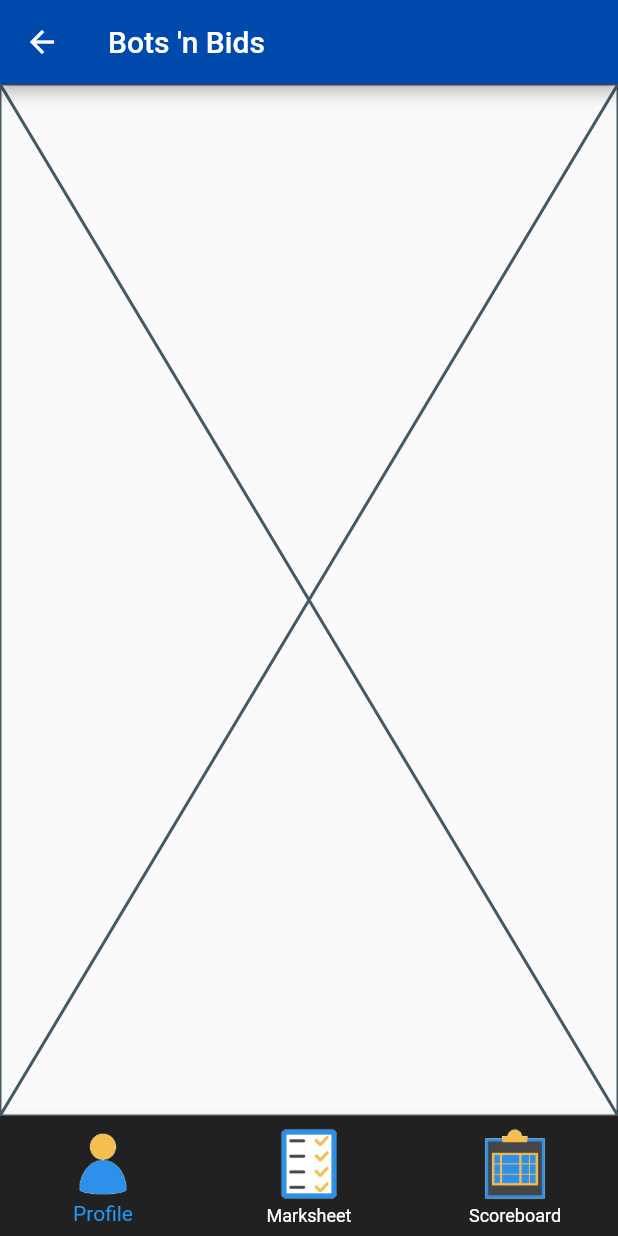
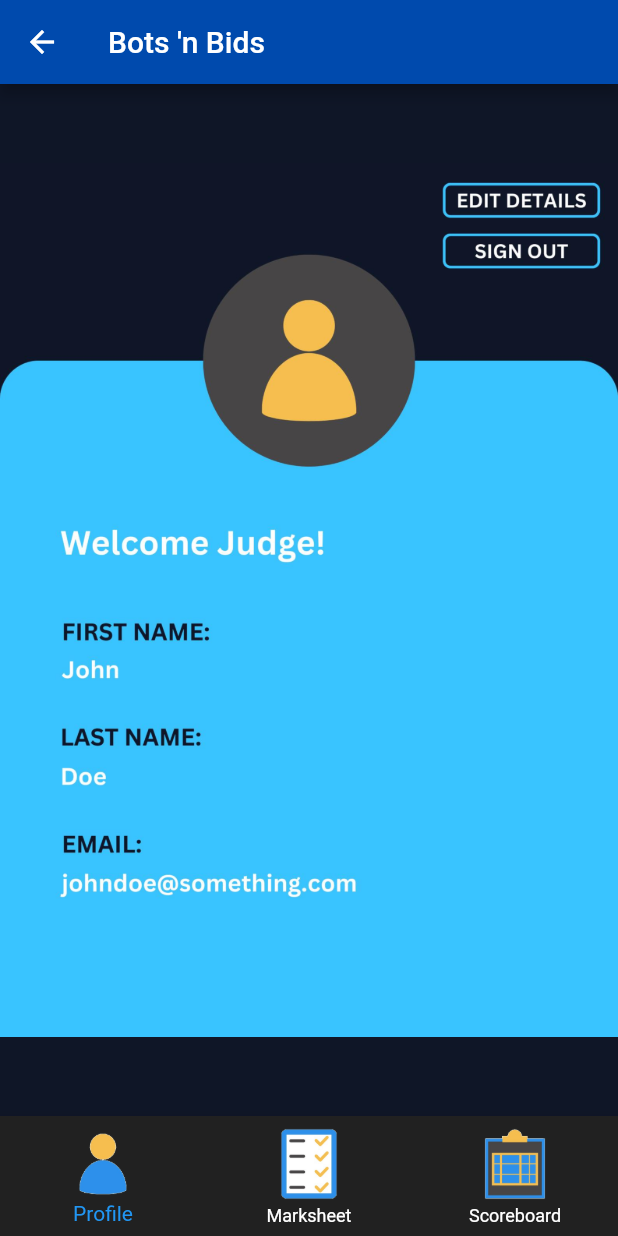
Before and after one commit to FarzadHayat/bots-n-bids, a Flutter app: the HomePage screen opened by its route, on a phone screen of 412 x 824 dp. Run offline on Flutter 3.47's test engine with Material 2 defaults, Android fonts, the phone set to English and light mode, and no system bars.

Commit message:
fixed routes and added mock profile page

```diff
--- a/lib/home_page.dart
+++ b/lib/home_page.dart
@@ -1,9 +1,9 @@
-import 'package:bots_n_bids/profile_page.dart';
-import 'package:bots_n_bids/scoreboard_page.dart';
+import 'package:bots_n_bids/profile_tab.dart';
+import 'package:bots_n_bids/scoreboard_tab.dart';
 import 'package:flutter/material.dart';
 
 import 'constants.dart';
-import 'marksheet_page.dart';
+import 'marksheet_tab.dart';
 
 class HomePage extends StatefulWidget {
   const HomePage({super.key});
--- a/lib/login_page.dart
+++ b/lib/login_page.dart
@@ -96,7 +96,7 @@ class _LoginPageState extends State<LoginPage> {
                         (states) => Colors.white),
                   ),
                   onPressed: () {
-                    Navigator.pushNamed(context, '/profile');
+                    Navigator.pushNamed(context, '/home');
                   },
                   child: const Text(
                     'LOG IN',
--- a/lib/main.dart
+++ b/lib/main.dart
@@ -1,9 +1,7 @@
 import 'package:flutter/material.dart';
-
 
 import 'login_page.dart';
 import 'home_page.dart';
-import 'marksheet_page.dart';
 import 'signup_page.dart';
 import 'welcome_page.dart';
 
@@ -21,10 +19,9 @@ class BotsNBids extends StatelessWidget {
       title: 'Bots \'n Babes',
       routes: {
         '/welcome': (context) => const WelcomePage(),
-        '/home': (context) => const HomePage(),
         '/login': (context) => const LoginPage(),
         '/signup': (context) => const SignUpPage(),
-        '/marksheet': (context) => const MarksheetPage(),
+        '/home': (context) => const HomePage(),
       },
       initialRoute: '/welcome',
     );
--- a/lib/marksheet_page.dart
+++ b/lib/marksheet_tab.dart
@@ -20,7 +20,8 @@ class _MarksheetPageState extends State<MarksheetPage> {
         mainAxisAlignment: MainAxisAlignment.spaceEvenly,
         crossAxisAlignment: CrossAxisAlignment.stretch,
         children: [
-          Column(
+          Expanded(
+            child: Column(
               children: [
                 PenaltyEntry(label: '1 Wheel outside boundaries', increment: 2),
                 PenaltyEntry(
@@ -29,6 +30,7 @@ class _MarksheetPageState extends State<MarksheetPage> {
                 PenaltyEntry(label: 'Stopping collision', increment: 20),
                 PenaltyEntry(label: 'Taking Right Fork', increment: -5),
               ],
+            ),
           ),
           const Row(
             mainAxisAlignment: MainAxisAlignment.center,
--- a/lib/profile_page.dart
+++ b/lib/profile_tab.dart
@@ -1,4 +1,6 @@
 import 'package:flutter/material.dart';
+
+import 'constants.dart';
 
 class ProfilePage extends StatefulWidget {
   const ProfilePage({super.key});
@@ -10,6 +12,14 @@ class ProfilePage extends StatefulWidget {
 class _ProfilePageState extends State<ProfilePage> {
   @override
   Widget build(BuildContext context) {
-    return const Placeholder();
+    return Container(
+      decoration: const BoxDecoration(
+        color: kPrimaryColor,
+        image: DecorationImage(
+          image: AssetImage('assets/images/judge-profile.jpg'),
+          fit: BoxFit.contain,
+        ),
+      ),
+    );
   }
 }
--- a/pubspec.yaml
+++ b/pubspec.yaml
@@ -9,9 +9,6 @@ dependencies:
   flutter:
     sdk: flutter
   cupertino_icons: ^1.0.2
-  firebase_core: ^2.15.0
-  cloud_firestore: ^4.8.3
-  firebase_auth: ^4.7.0
 
 dev_dependencies:
   flutter_test:
```
Also changed, not shown: lib/signup_page.dart (+7 -5 lines), assets/images/bidder-profile.jpg (added), assets/images/judge-profile.jpg (added), lib/scoreboard_tab.dart (renamed from lib/scoreboard_page.dart), pubspec.lock, 6 other files. Lines whose indentation alone changed are shown as unchanged.
